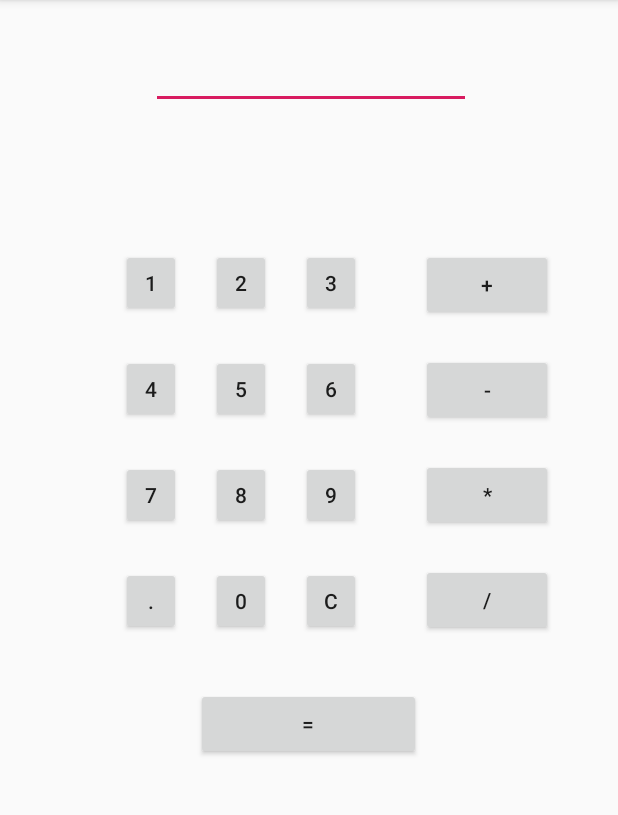
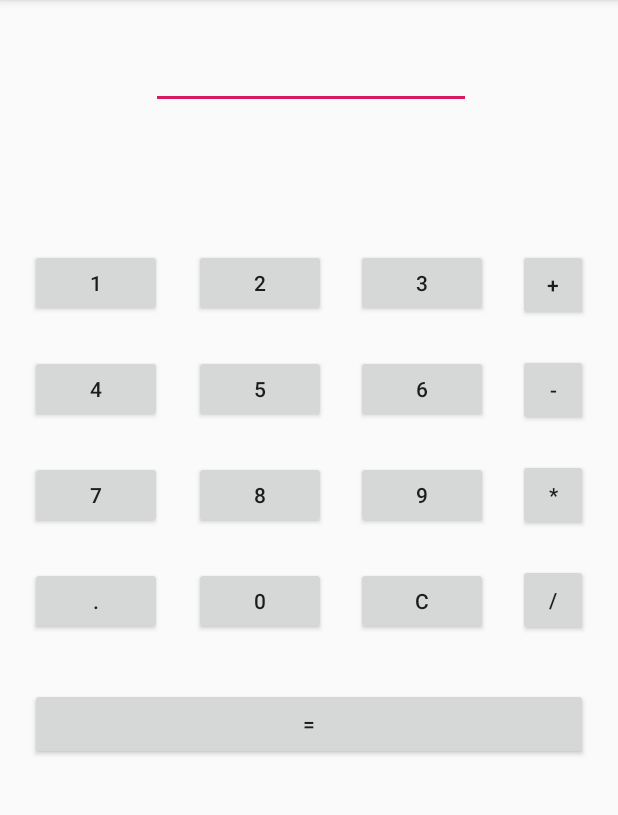
Before and after one commit to Jake25k/androidcalculator, an Android app: the screen it shows after launch (MainActivity), on a phone screen of 412 x 824 dp, the part 84-899 px from its top. Run offline under Robolectric (Android 15) with nearby library versions, the phone set to English and light mode, and no system bars.

Commit message:
fixed constraint layout to actually stretch buttons to screen size

```diff
--- a/app/src/main/java/com/example/homework2/MainActivity.java
+++ b/app/src/main/java/com/example/homework2/MainActivity.java
@@ -147,7 +147,13 @@ public class MainActivity extends AppCompatActivity {
                     div = false;
                 }
                 else {
-                    Value1 = Double.parseDouble(edit1.getText().toString());
+                    try { //just incase the user doesnt insert a value
+                        Value1 = Double.parseDouble(edit1.getText().toString());
+                    }
+                    catch(Exception ex){
+                        Value1 = 0.0;
+
+                    }
                     add = true;
                     sub = false;
                     mul = false;
@@ -167,7 +173,13 @@ public class MainActivity extends AppCompatActivity {
                     div = false;
                 }
                 else {
-                    Value1 = Double.parseDouble(edit1.getText().toString());
+                    try { //just incase the user doesnt insert a value
+                        Value1 = Double.parseDouble(edit1.getText().toString());
+                    }
+                    catch(Exception ex){
+                        Value1 = 0.0;
+
+                    }
                     add = false;
                     sub = true;
                     mul = false;
@@ -188,7 +200,13 @@ public class MainActivity extends AppCompatActivity {
                     div = false;
                 }
                 else {
-                    Value1 = Double.parseDouble(edit1.getText().toString());
+                    try { //just incase the user doesnt insert a value
+                        Value1 = Double.parseDouble(edit1.getText().toString());
+                    }
+                    catch(Exception ex){
+                        Value1 = 0.0;
+
+                    }
                     add = false;
                     sub = false;
                     mul = true;
@@ -208,7 +226,13 @@ public class MainActivity extends AppCompatActivity {
                     div = true;
                 }
                 else {
-                    Value1 = Double.parseDouble(edit1.getText().toString());
+                    try { //just incase the user doesnt insert a value
+                        Value1 = Double.parseDouble(edit1.getText().toString());
+                    }
+                    catch(Exception ex){
+                        Value1 = 0.0;
+
+                    }
                     add = false;
                     sub = false;
                     mul = false;
--- a/app/src/main/res/layout/activity_main.xml
+++ b/app/src/main/res/layout/activity_main.xml
@@ -26,188 +26,203 @@
 
     <Button
         android:id="@+id/button"
-        android:layout_width="40dp"
+        android:layout_width="0dp"
         android:layout_height="45dp"
+        android:layout_marginStart="20dp"
+        android:layout_marginLeft="20dp"
         android:layout_marginTop="93dp"
-        android:layout_marginEnd="20dp"
-        android:layout_marginRight="20dp"
         android:text="1"
-        app:layout_constraintEnd_toStartOf="@+id/button6"
-        app:layout_constraintTop_toBottomOf="@+id/editText" />
+        app:layout_constraintStart_toStartOf="parent"
+        app:layout_constraintTop_toBottomOf="@+id/editText"/>
 
     <Button
         android:id="@+id/button2"
-        android:layout_width="40dp"
+        android:layout_width="0dp"
         android:layout_height="45dp"
+        android:layout_marginStart="20dp"
+        android:layout_marginLeft="20dp"
         android:layout_marginTop="25dp"
-        android:layout_marginEnd="20dp"
-        android:layout_marginRight="20dp"
         android:text="4"
-        app:layout_constraintEnd_toStartOf="@+id/button7"
+        app:layout_constraintStart_toStartOf="parent"
         app:layout_constraintTop_toBottomOf="@+id/button" />
 
     <Button
         android:id="@+id/button3"
-        android:layout_width="40dp"
+        android:layout_width="0dp"
         android:layout_height="45dp"
+        android:layout_marginStart="20dp"
+        android:layout_marginLeft="20dp"
         android:layout_marginTop="25dp"
-        android:layout_marginEnd="20dp"
-        android:layout_marginRight="20dp"
         android:text="7"
-        app:layout_constraintEnd_toStartOf="@+id/button8"
+        app:layout_constraintStart_toStartOf="parent"
         app:layout_constraintTop_toBottomOf="@+id/button2" />
 
     <Button
         android:id="@+id/button4"
-        android:layout_width="40dp"
+        android:layout_width="0dp"
         android:layout_height="45dp"
+        android:layout_marginStart="20dp"
+        android:layout_marginLeft="20dp"
         android:layout_marginTop="25dp"
-        android:layout_marginEnd="20dp"
-        android:layout_marginRight="20dp"
         android:text="."
-        app:layout_constraintEnd_toStartOf="@+id/button9"
+        app:layout_constraintStart_toStartOf="parent"
         app:layout_constraintTop_toBottomOf="@+id/button3" />
 
     <Button
         android:id="@+id/button5"
-        android:layout_width="150dp"
+        android:layout_width="0dp"
         android:layout_height="wrap_content"
+        android:layout_marginStart="20dp"
+        android:layout_marginLeft="20dp"
         android:layout_marginTop="35dp"
-        android:layout_marginEnd="131dp"
-        android:layout_marginRight="131dp"
+        android:layout_marginEnd="20dp"
+        android:layout_marginRight="20dp"
         android:text="="
         app:layout_constraintEnd_toEndOf="parent"
+        app:layout_constraintStart_toStartOf="parent"
         app:layout_constraintTop_toBottomOf="@+id/button9" />
 
     <Button
         android:id="@+id/button6"
-        android:layout_width="40dp"
+        android:layout_width="0dp"
         android:layout_height="45dp"
+        android:layout_marginStart="21dp"
+        android:layout_marginLeft="21dp"
         android:layout_marginTop="93dp"
-        android:layout_marginEnd="20dp"
-        android:layout_marginRight="20dp"
         android:text="2"
-        app:layout_constraintEnd_toStartOf="@+id/button10"
+        app:layout_constraintStart_toEndOf="@+id/button"
         app:layout_constraintTop_toBottomOf="@+id/editText" />
 
     <Button
         android:id="@+id/button7"
-        android:layout_width="40dp"
+        android:layout_width="0dp"
         android:layout_height="45dp"
+        android:layout_marginStart="21dp"
+        android:layout_marginLeft="21dp"
         android:layout_marginTop="25dp"
-        android:layout_marginEnd="20dp"
-        android:layout_marginRight="20dp"
         android:text="5"
-        app:layout_constraintEnd_toStartOf="@+id/button11"
+        app:layout_constraintStart_toEndOf="@+id/button2"
         app:layout_constraintTop_toBottomOf="@+id/button6" />
 
     <Button
         android:id="@+id/button8"
-        android:layout_width="40dp"
+        android:layout_width="0dp"
         android:layout_height="45dp"
+        android:layout_marginStart="21dp"
+        android:layout_marginLeft="21dp"
         android:layout_marginTop="25dp"
-        android:layout_marginEnd="20dp"
-        android:layout_marginRight="20dp"
         android:text="8"
-        app:layout_constraintEnd_toStartOf="@+id/button12"
+        app:layout_constraintStart_toEndOf="@+id/button3"
         app:layout_constraintTop_toBottomOf="@+id/button7" />
 
     <Button
         android:id="@+id/button9"
-        android:layout_width="40dp"
+        android:layout_width="wrap_content"
         android:layout_height="45dp"
+        android:layout_marginStart="21dp"
+        android:layout_marginLeft="21dp"
         android:layout_marginTop="25dp"
-        android:layout_marginEnd="20dp"
-        android:layout_marginRight="20dp"
         android:text="0"
-        app:layout_constraintEnd_toStartOf="@+id/button14"
+        app:layout_constraintStart_toEndOf="@+id/button4"
         app:layout_constraintTop_toBottomOf="@+id/button8" />
 
     <Button
         android:id="@+id/button10"
-        android:layout_width="40dp"
+        android:layout_width="wrap_content"
         android:layout_height="45dp"
+        android:layout_marginStart="20dp"
+        android:layout_marginLeft="20dp"
         android:layout_marginTop="93dp"
-        android:layout_marginEnd="40dp"
-        android:layout_marginRight="40dp"
         android:text="3"
-        app:layout_constraintEnd_toStartOf="@+id/button15"
+        app:layout_constraintStart_toEndOf="@+id/button6"
         app:layout_constraintTop_toBottomOf="@+id/editText" />
 
     <Button
         android:id="@+id/button11"
-        android:layout_width="40dp"
+        android:layout_width="wrap_content"
         android:layout_height="45dp"
+        android:layout_marginStart="20dp"
+        android:layout_marginLeft="20dp"
         android:layout_marginTop="25dp"
-        android:layout_marginEnd="40dp"
-        android:layout_marginRight="40dp"
         android:text="6"
-        app:layout_constraintEnd_toStartOf="@+id/button16"
+        app:layout_constraintStart_toEndOf="@+id/button7"
         app:layout_constraintTop_toBottomOf="@+id/button10" />
 
     <Button
         android:id="@+id/button12"
-        android:layout_width="40dp"
+        android:layout_width="wrap_content"
         android:layout_height="45dp"
+        android:layout_marginStart="20dp"
+        android:layout_marginLeft="20dp"
         android:layout_marginTop="25dp"
-        android:layout_marginEnd="40dp"
-        android:layout_marginRight="40dp"
         android:text="9"
-        app:layout_constraintEnd_toStartOf="@+id/button17"
+        app:layout_constraintStart_toEndOf="@+id/button8"
         app:layout_constraintTop_toBottomOf="@+id/button11" />
 
     <Button
         android:id="@+id/button14"
-        android:layout_width="40dp"
+        android:layout_width="0dp"
         android:layout_height="45dp"
+        android:layout_marginStart="20dp"
+        android:layout_marginLeft="20dp"
         android:layout_marginTop="25dp"
-        android:layout_marginEnd="40dp"
-        android:layout_marginRight="40dp"
         android:text="C"
-        app:layout_constraintEnd_toStartOf="@+id/button18"
+        app:layout_constraintStart_toEndOf="@+id/button9"
         app:layout_constraintTop_toBottomOf="@+id/button12" />
 
     <Button
         android:id="@+id/button15"
-        android:layout_width="wrap_content"
+        android:layout_width="0dp"
         android:layout_height="wrap_content"
+        android:layout_marginStart="20dp"
+        android:layout_marginLeft="20dp"
         android:layout_marginTop="93dp"
-        android:layout_marginEnd="43dp"
-        android:layout_marginRight="43dp"
+        android:layout_marginEnd="20dp"
+        android:layout_marginRight="20dp"
         android:text="+"
         app:layout_constraintEnd_toEndOf="parent"
+        app:layout_constraintStart_toEndOf="@+id/button10"
         app:layout_constraintTop_toBottomOf="@+id/editText" />
 
     <Button
         android:id="@+id/button16"
-        android:layout_width="wrap_content"
+        android:layout_width="0dp"
         android:layout_height="wrap_content"
+        android:layout_marginStart="20dp"
+        android:layout_marginLeft="20dp"
         android:layout_marginTop="22dp"
-        android:layout_marginEnd="43dp"
-        android:layout_marginRight="43dp"
+        android:layout_marginEnd="20dp"
+        android:layout_marginRight="20dp"
         android:text="-"
         app:layout_constraintEnd_toEndOf="parent"
+        app:layout_constraintStart_toEndOf="@+id/button11"
         app:layout_constraintTop_toBottomOf="@+id/button15" />
 
     <Button
         android:id="@+id/button17"
-        android:layout_width="wrap_content"
+        android:layout_width="0dp"
         android:layout_height="wrap_content"
+        android:layout_marginStart="20dp"
+        android:layout_marginLeft="20dp"
         android:layout_marginTop="22dp"
-        android:layout_marginEnd="43dp"
-        android:layout_marginRight="43dp"
+        android:layout_marginEnd="20dp"
+        android:layout_marginRight="20dp"
         android:text="*"
         app:layout_constraintEnd_toEndOf="parent"
+        app:layout_constraintStart_toEndOf="@+id/button12"
         app:layout_constraintTop_toBottomOf="@+id/button16" />
 
     <Button
         android:id="@+id/button18"
-        android:layout_width="wrap_content"
+        android:layout_width="0dp"
         android:layout_height="wrap_content"
+        android:layout_marginStart="20dp"
+        android:layout_marginLeft="20dp"
         android:layout_marginTop="22dp"
-        android:layout_marginEnd="43dp"
-        android:layout_marginRight="43dp"
+        android:layout_marginEnd="20dp"
+        android:layout_marginRight="20dp"
         android:text="/"
         app:layout_constraintEnd_toEndOf="parent"
+        app:layout_constraintStart_toEndOf="@+id/button14"
         app:layout_constraintTop_toBottomOf="@+id/button17" />
 </androidx.constraintlayout.widget.ConstraintLayout>
```
Also changed, not shown: 2 other files.
